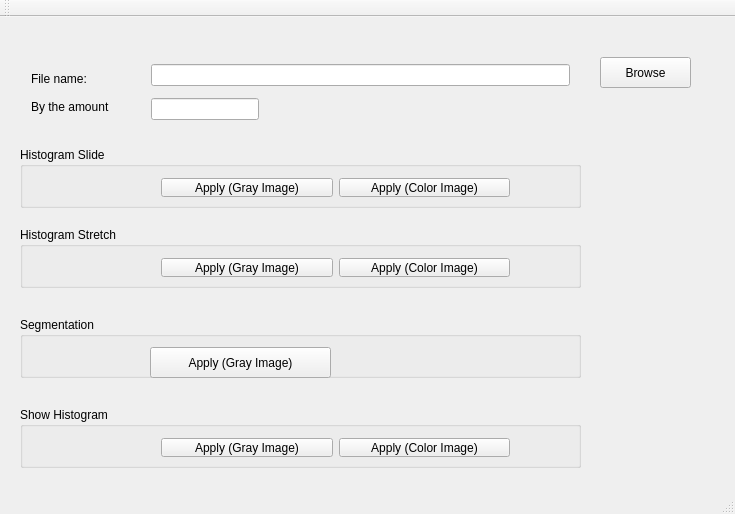
This is src/ImageProcessing/mainwindow.ui in luuthanhvan/Image-Processing as Qt 5 draws it before an edit. The edited form follows.
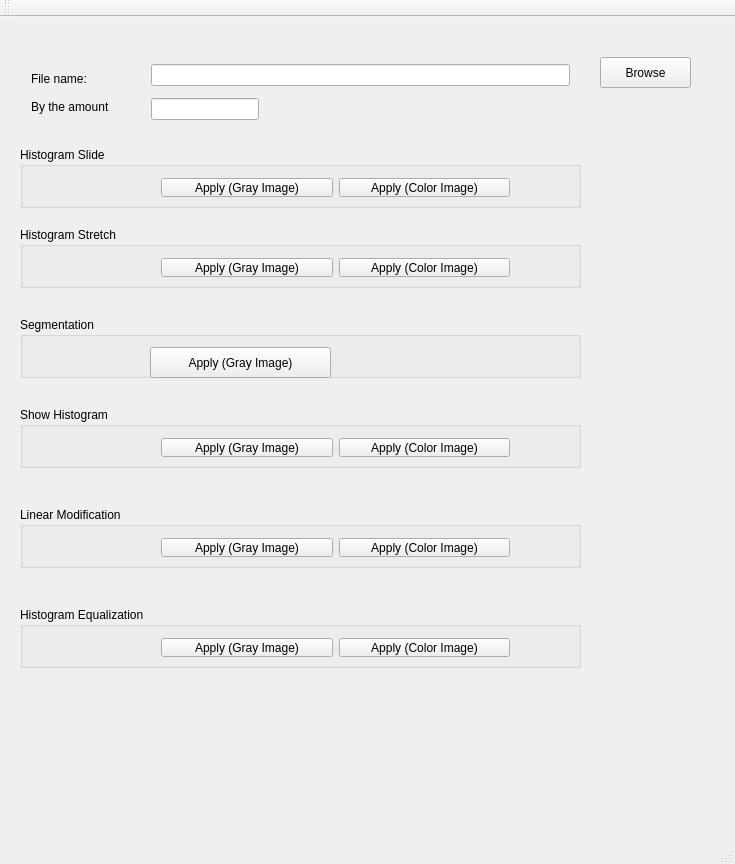
This is the edited form.

Commit message: Show histogram

The edit to the form file:
```diff
--- a/src/ImageProcessing/mainwindow.ui
+++ b/src/ImageProcessing/mainwindow.ui
@@ -7,7 +7,7 @@
     <x>0</x>
     <y>0</y>
     <width>735</width>
-    <height>514</height>
+    <height>864</height>
    </rect>
   </property>
   <property name="windowTitle">
@@ -221,6 +221,84 @@
      </layout>
     </widget>
    </widget>
+   <widget class="QGroupBox" name="gBox_linearModification">
+    <property name="geometry">
+     <rect>
+      <x>20</x>
+      <y>490</y>
+      <width>561</width>
+      <height>61</height>
+     </rect>
+    </property>
+    <property name="title">
+     <string>Linear Modification</string>
+    </property>
+    <widget class="QWidget" name="layoutWidget_6">
+     <property name="geometry">
+      <rect>
+       <x>130</x>
+       <y>20</y>
+       <width>371</width>
+       <height>41</height>
+      </rect>
+     </property>
+     <layout class="QHBoxLayout" name="horizontalLayout_linearModification">
+      <item>
+       <widget class="QPushButton" name="btn_linearModification_gray">
+        <property name="text">
+         <string>Apply (Gray Image)</string>
+        </property>
+       </widget>
+      </item>
+      <item>
+       <widget class="QPushButton" name="btn_linearModification_Color">
+        <property name="text">
+         <string>Apply (Color Image)</string>
+        </property>
+       </widget>
+      </item>
+     </layout>
+    </widget>
+   </widget>
+   <widget class="QGroupBox" name="gBox_histogramEqual">
+    <property name="geometry">
+     <rect>
+      <x>20</x>
+      <y>590</y>
+      <width>561</width>
+      <height>61</height>
+     </rect>
+    </property>
+    <property name="title">
+     <string>Histogram Equalization</string>
+    </property>
+    <widget class="QWidget" name="layoutWidget_7">
+     <property name="geometry">
+      <rect>
+       <x>130</x>
+       <y>20</y>
+       <width>371</width>
+       <height>41</height>
+      </rect>
+     </property>
+     <layout class="QHBoxLayout" name="horizontalLayout_histogramEqual">
+      <item>
+       <widget class="QPushButton" name="btn_histogramEqual_gray">
+        <property name="text">
+         <string>Apply (Gray Image)</string>
+        </property>
+       </widget>
+      </item>
+      <item>
+       <widget class="QPushButton" name="btn_histogramEqual_Color">
+        <property name="text">
+         <string>Apply (Color Image)</string>
+        </property>
+       </widget>
+      </item>
+     </layout>
+    </widget>
+   </widget>
    <zorder>layoutWidget</zorder>
    <zorder>btn_browse</zorder>
    <zorder>layoutWidget</zorder>
```
Left out of the diff: 2 changed lines with no effect on the pictures. The commit also changes 3 other files.
